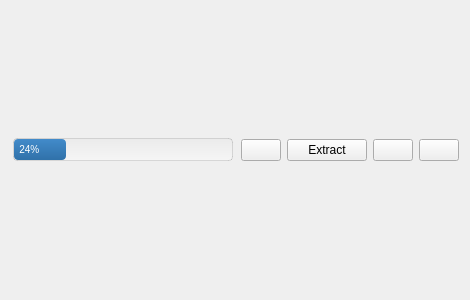
First picture: the form in downloads/UnpackButtons.ui, repository Komet/MediaElch, before the edit.
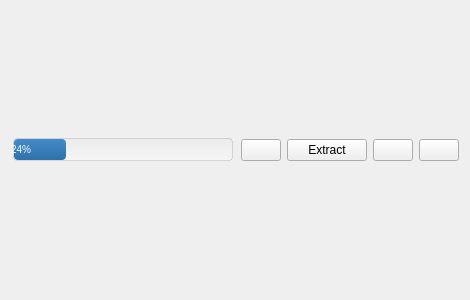
Second picture: the form after the edit. Icons and pictures are not drawn. Custom widgets are drawn as their Qt base class.

Diff of the .ui file:
```diff
--- a/downloads/UnpackButtons.ui
+++ b/downloads/UnpackButtons.ui
@@ -59,7 +59,7 @@
       <enum>Qt::Horizontal</enum>
      </property>
      <property name="format">
-      <string>   %p%</string>
+      <string notr="true">%p%</string>
      </property>
     </widget>
    </item>
```
